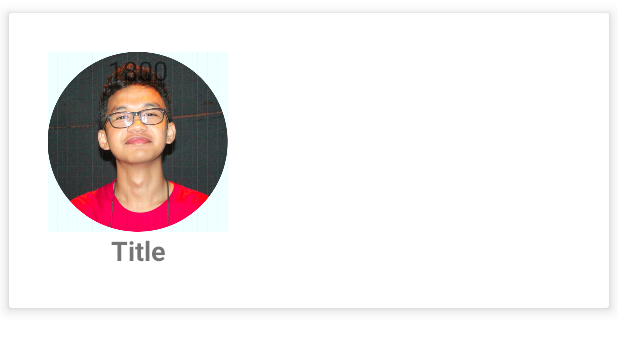
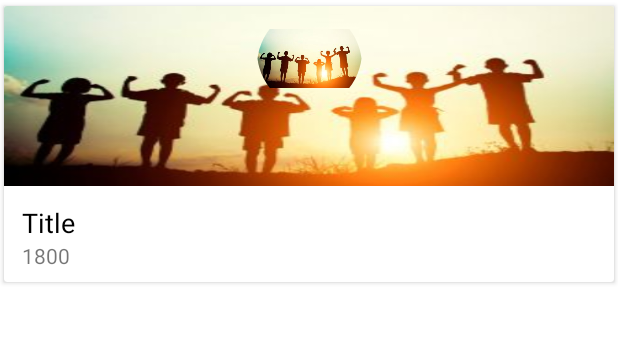
Before and after one commit to piemedeveloper/sample, an Android app: the layout adapter_data.xml on its own in the app's theme, with its tools: preview values and no code run, on a phone screen of 412 x 824 dp. Shown: the top 352 px of the screen. Run offline under Robolectric (Android 15) with nearby library versions, the phone set to English and light mode, and no system bars.

Commit message:
clean_up

```diff
--- a/app/src/main/res/layout/adapter_data.xml
+++ b/app/src/main/res/layout/adapter_data.xml
@@ -2,7 +2,6 @@
 <androidx.cardview.widget.CardView
     xmlns:android="http://schemas.android.com/apk/res/android"
     xmlns:card_view="http://schemas.android.com/apk/res-auto"
-    xmlns:app="http://schemas.android.com/apk/res-auto"
     xmlns:tools="http://schemas.android.com/tools"
     android:orientation="vertical"
     android:foreground="?android:attr/selectableItemBackground"
@@ -10,48 +9,60 @@
     android:focusable="true"
     android:layout_width="match_parent"
     android:layout_height="wrap_content"
-    card_view:cardUseCompatPadding="true"
-    card_view:cardElevation="5dp"
-    card_view:contentPadding="10dp">
+    card_view:cardUseCompatPadding="true">
 
     <androidx.constraintlayout.widget.ConstraintLayout
-        android:layout_width="wrap_content"
-        android:layout_height="wrap_content"
-        android:padding="16dp"
+        android:layout_width="match_parent"
+        android:layout_height="match_parent"
         android:orientation="vertical">
 
-        <ImageView
+        <com.google.android.material.imageview.ShapeableImageView
+
             android:id="@+id/img"
-            android:layout_width="120dp"
+            android:layout_width="match_parent"
             android:layout_height="120dp"
-            android:src="@drawable/profile"
+            style="@style/roundedCornersImageView"
+            android:scaleType="fitXY"
+            android:src="@drawable/jj"
             card_view:layout_constraintEnd_toEndOf="parent"
             card_view:layout_constraintStart_toStartOf="parent"
             card_view:layout_constraintTop_toTopOf="parent" />
 
+        <com.google.android.material.imageview.ShapeableImageView
+            android:id="@+id/background"
+            android:layout_width="70dp"
+            android:layout_height="70dp"
+            style="@style/roundedCornersImageView"
+            card_view:shapeAppearanceOverlay="@style/roundedCornersImageView"
+            android:scaleType="centerInside"
+            android:src="@drawable/jj"
+            card_view:layout_constraintEnd_toEndOf="parent"
+            card_view:layout_constraintStart_toStartOf="parent"
+            card_view:layout_constraintTop_toTopOf="parent" />
         <TextView
             android:id="@+id/textName"
-            android:layout_width="wrap_content"
+            android:layout_width="match_parent"
             android:layout_height="wrap_content"
             android:layout_alignStart="@+id/img"
+            android:layout_margin="12dp"
             android:layout_toRightOf="@+id/img"
             android:text="Title"
+            android:textColor="@color/black"
             android:textSize="18sp"
-            android:textStyle="bold"
-            card_view:layout_constraintEnd_toEndOf="@+id/img"
-            card_view:layout_constraintStart_toStartOf="@+id/img"
+            card_view:layout_constraintStart_toStartOf="parent"
             card_view:layout_constraintTop_toBottomOf="@+id/img" />
 
         <TextView
-            android:id="@+id/textCount"
-            android:layout_width="wrap_content"
+            android:id="@+id/textPrice"
+            android:layout_width="match_parent"
             android:layout_height="wrap_content"
             android:layout_below="@+id/img"
             android:layout_toRightOf="@+id/img"
-            android:textSize="18sp"
-            card_view:layout_constraintEnd_toEndOf="@+id/img"
-            card_view:layout_constraintStart_toStartOf="@+id/img"
-            card_view:layout_constraintTop_toTopOf="@+id/img"
+            android:layout_marginStart="12dp"
+            android:layout_marginBottom="8dp"
+            card_view:layout_constraintBottom_toBottomOf="parent"
+            card_view:layout_constraintStart_toStartOf="@+id/textName"
+            card_view:layout_constraintTop_toBottomOf="@+id/textName"
             tools:text="1800" />
 
     </androidx.constraintlayout.widget.ConstraintLayout>
--- /dev/null
+++ b/app/src/main/res/values/style.xml
@@ -0,0 +1,9 @@
+<?xml version="1.0" encoding="utf-8"?>
+<resources>
+
+    <style name="roundedCornersImageView" parent="">
+        <item name="cornerFamily">rounded</item>
+        <item name="cornerSize">40dp</item>
+    </style>
+
+</resources>
```
Also changed, not shown: app/src/main/java/com/example/testingapi/api/Adapter/MainAdapter.kt (+7 -2 lines), app/src/main/java/com/example/testingapi/api/data/DataX.kt (+5 -5 lines), app/src/main/res/drawable/custom_bottom.xml (added, +13 -0 lines), app/src/main/res/drawable/jj.jpeg (added), app/src/main/res/layout/activity_main.xml (line endings or trailing spaces).
